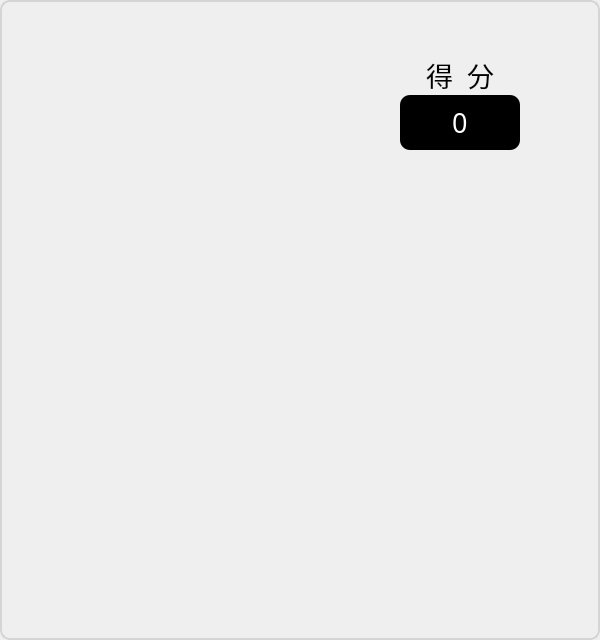
Before: the Qt Designer form GameScenePainter.ui in aphelios001/MyTetris, drawn with Qt 5.
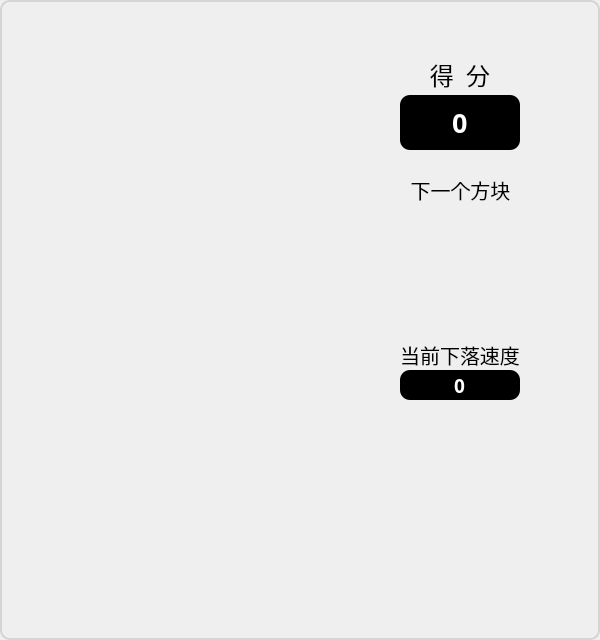
After: the same form once the commit is applied. Icons and pictures are not drawn.

What changed in the file:
```diff
--- a/GameScenePainter.ui
+++ b/GameScenePainter.ui
@@ -87,10 +87,13 @@
    <property name="font">
     <font>
      <family>方正像素18</family>
-     <pointsize>20</pointsize>
+     <pointsize>18</pointsize>
      <bold>false</bold>
     </font>
    </property>
+   <property name="styleSheet">
+    <string notr="true"/>
+   </property>
    <property name="text">
     <string>得  分</string>
    </property>
@@ -112,9 +115,9 @@
    </property>
    <property name="font">
     <font>
-     <family>方正像素18</family>
+     <family>LCDMono2</family>
      <pointsize>20</pointsize>
-     <bold>false</bold>
+     <bold>true</bold>
     </font>
    </property>
    <property name="mouseTracking">
@@ -157,6 +160,97 @@
     <bool>false</bool>
    </property>
   </widget>
+  <widget class="QLabel" name="NextBlockLabel">
+   <property name="geometry">
+    <rect>
+     <x>400</x>
+     <y>170</y>
+     <width>121</width>
+     <height>40</height>
+    </rect>
+   </property>
+   <property name="font">
+    <font>
+     <family>方正像素18</family>
+     <pointsize>15</pointsize>
+     <bold>false</bold>
+    </font>
+   </property>
+   <property name="text">
+    <string>下一个方块</string>
+   </property>
+   <property name="textFormat">
+    <enum>Qt::AutoText</enum>
+   </property>
+   <property name="alignment">
+    <set>Qt::AlignCenter</set>
+   </property>
+  </widget>
+  <widget class="QLineEdit" name="SpeedLine">
+   <property name="enabled">
+    <bool>false</bool>
+   </property>
+   <property name="geometry">
+    <rect>
+     <x>400</x>
+     <y>370</y>
+     <width>120</width>
+     <height>30</height>
+    </rect>
+   </property>
+   <property name="font">
+    <font>
+     <family>LCDMono2</family>
+     <pointsize>14</pointsize>
+     <bold>true</bold>
+     <kerning>true</kerning>
+    </font>
+   </property>
+   <property name="focusPolicy">
+    <enum>Qt::NoFocus</enum>
+   </property>
+   <property name="styleSheet">
+    <string notr="true">QLineEdit {
+background: black;
+color:white;
+border: none;
+ border-radius: 10px;             /*四角圆角的直径*/
+border-style:solid;             /*边框样式（实线）*/
+}</string>
+   </property>
+   <property name="text">
+    <string>0</string>
+   </property>
+   <property name="alignment">
+    <set>Qt::AlignCenter</set>
+   </property>
+   <property name="readOnly">
+    <bool>true</bool>
+   </property>
+  </widget>
+  <widget class="QLabel" name="label">
+   <property name="geometry">
+    <rect>
+     <x>400</x>
+     <y>340</y>
+     <width>120</width>
+     <height>30</height>
+    </rect>
+   </property>
+   <property name="font">
+    <font>
+     <family>方正像素18</family>
+     <pointsize>15</pointsize>
+     <bold>false</bold>
+    </font>
+   </property>
+   <property name="text">
+    <string>当前下落速度</string>
+   </property>
+   <property name="alignment">
+    <set>Qt::AlignCenter</set>
+   </property>
+  </widget>
  </widget>
  <resources>
   <include location="image.qrc"/>
```
